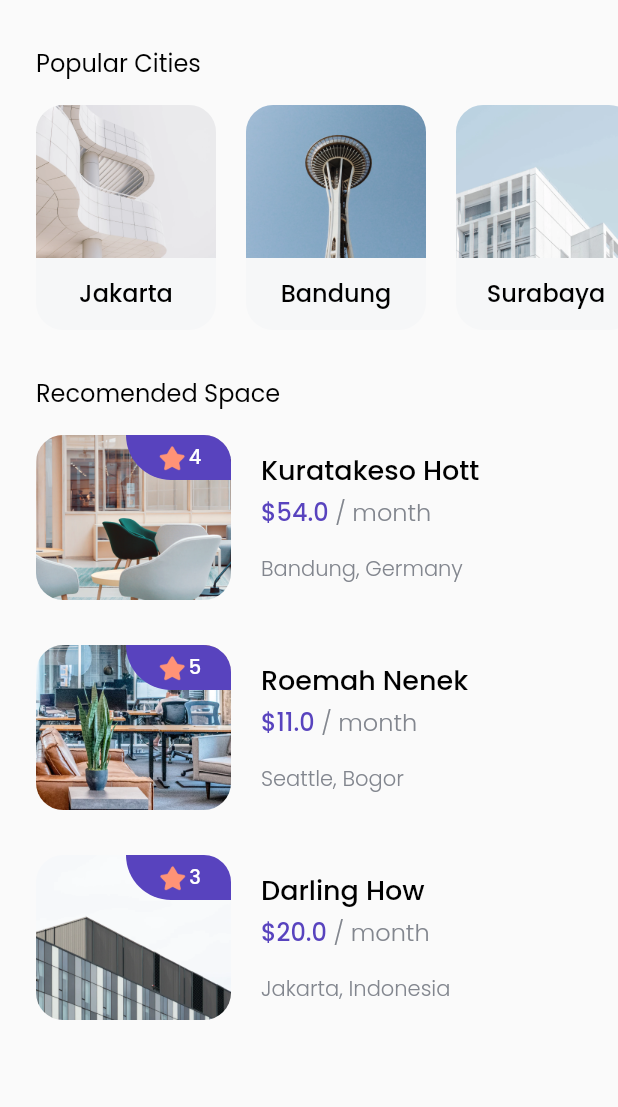
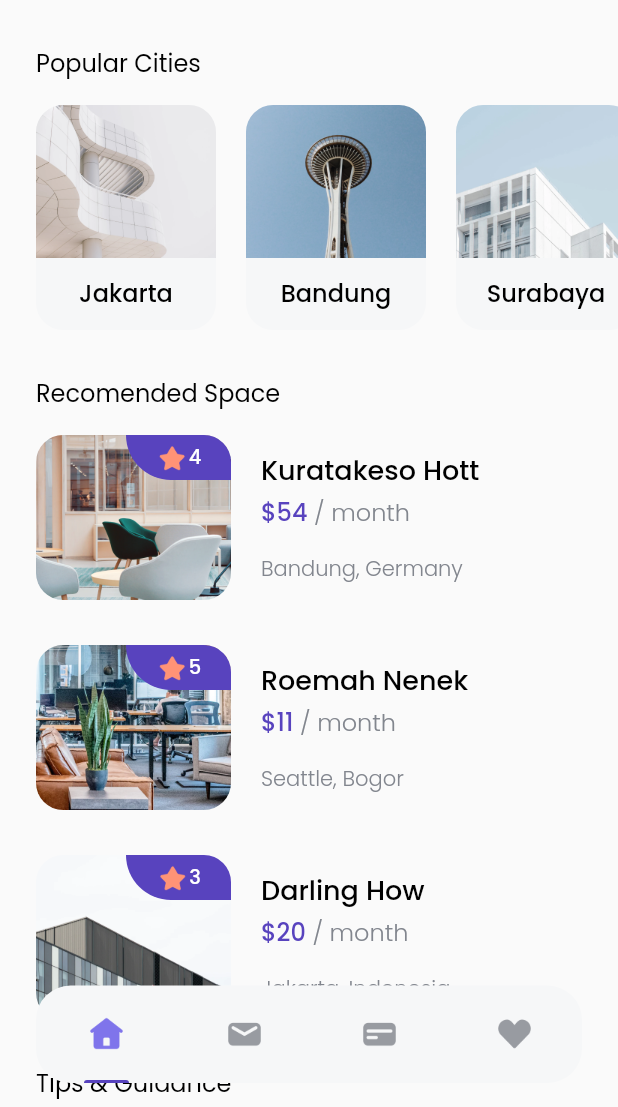
Before and after one commit to LordRedsky/cozy_app, a Flutter app: the screen it shows after launch, after a tap on "Explore Now", on a phone screen of 412 x 824 dp, the part 129-1236 px from its top. Run offline on Flutter 3.47's test engine with Material 2 defaults, Android fonts, the phone set to English and light mode, and no system bars; our stand-ins replace google_fonts.

```diff
--- a/lib/models/space.dart
+++ b/lib/models/space.dart
@@ -3,7 +3,7 @@ class Space {
   int id;
   String name;
   String imageUrl;
-  double price;
+  int price;
   String city;
   String country;
   int rating;
--- /dev/null
+++ b/lib/models/tips.dart
@@ -0,0 +1,15 @@
+// ignore_for_file: public_member_api_docs, sort_constructors_first
+class Tips {
+  int id;
+  String title;
+  String imageUrl;
+  String updatedAt;
+  Tips({
+    required this.id,
+    required this.title,
+    required this.imageUrl,
+    required this.updatedAt,
+  });
+
+
+}
--- /dev/null
+++ b/lib/pages/detail_page.dart
@@ -0,0 +1,15 @@
+import 'package:flutter/material.dart';
+
+class DetailPage extends StatelessWidget {
+  const DetailPage({super.key});
+
+  @override
+  Widget build(BuildContext context) {
+    return Scaffold(
+      body: SafeArea(
+        bottom: false,
+        child: Text('Detail page'),
+      ),
+    );
+  }
+}
--- a/lib/pages/home_page.dart
+++ b/lib/pages/home_page.dart
@@ -1,6 +1,8 @@
 import 'package:cozy_app/models/city.dart';
 import 'package:cozy_app/models/space.dart';
+import 'package:cozy_app/models/tips.dart';
 import 'package:cozy_app/theme.dart';
+import 'package:cozy_app/widgets/bottom_navbar_item.dart';
 import 'package:cozy_app/widgets/city_card.dart';
 import 'package:cozy_app/widgets/space_card.dart';
 import 'package:cozy_app/widgets/tips_card.dart';
@@ -14,12 +16,11 @@ class HomePage extends StatelessWidget {
     return Scaffold(
       body: SafeArea(
         bottom: false,
-        child: Padding(
-          padding: EdgeInsets.symmetric(
-            vertical: edge,
-          ),
         child: ListView(
           children: [
+            SizedBox(
+              height: edge,
+            ),
             //* NOTE: TITLE/HEADER
             Padding(
               padding: EdgeInsets.only(left: edge),
@@ -45,6 +46,7 @@ class HomePage extends StatelessWidget {
             const SizedBox(
               height: 30,
             ),
+
             //* NOTE: POPULAR CITIES
             Padding(
               padding: EdgeInsets.only(left: edge),
@@ -96,6 +98,7 @@ class HomePage extends StatelessWidget {
                 ],
               ),
             ),
+
             //* NOTE : RECOMENDED SPACE
             const SizedBox(
               height: 30,
@@ -163,6 +166,7 @@ class HomePage extends StatelessWidget {
             const SizedBox(
               height: 30,
             ),
+
             //* NOTE: TIPS & GUIDANCE
             Padding(
               padding: EdgeInsets.only(left: edge),
@@ -180,20 +184,65 @@ class HomePage extends StatelessWidget {
               padding: EdgeInsets.symmetric(
                 horizontal: edge,
               ),
-                child: const Column(
+              child: Column(
                 children: [
-                    TipsCard(),
-                    SizedBox(
+                  TipsCard(Tips(
+                    id: 1,
+                    title: 'City Guidelines',
+                    imageUrl: 'assets/tips_01.png',
+                    updatedAt: '20 Apr',
+                  )),
+                  const SizedBox(
                     height: 20,
                   ),
-                    TipsCard(),
-                  ],
-                ),
-              )
+                  TipsCard(Tips(
+                    id: 1,
+                    title: 'Jakarta Fairship',
+                    imageUrl: 'assets/tips_02.png',
+                    updatedAt: '11 Des',
+                  )),
                 ],
               ),
             ),
+            SizedBox(
+              height: 70 + edge,
             ),
+          ],
+        ),
+      ),
+      floatingActionButton: Container(
+        height: 65,
+        width: MediaQuery.of(context).size.width - (2 * edge),
+        margin: EdgeInsets.symmetric(
+          horizontal: edge,
+        ),
+        decoration: BoxDecoration(
+          color: Color(0xffF6F7F8),
+          borderRadius: BorderRadius.circular(23),
+        ),
+        child: Row(
+          mainAxisAlignment: MainAxisAlignment.spaceAround,
+          children: [
+            BottomNavbarItem(
+              imageUrl: 'assets/Icon_home_biru.png',
+              isActive: true,
+            ),
+            BottomNavbarItem(
+              imageUrl: 'assets/Icon_email.png',
+              isActive: false,
+            ),
+            BottomNavbarItem(
+              imageUrl: 'assets/Icon_card.png',
+              isActive: false,
+            ),
+            BottomNavbarItem(
+              imageUrl: 'assets/Icon_love.png',
+              isActive: false,
+            ),
+          ],
+        ),
+      ),
+      floatingActionButtonLocation: FloatingActionButtonLocation.centerFloat,
     );
   }
 }
--- /dev/null
+++ b/lib/widgets/bottom_navbar_item.dart
@@ -0,0 +1,35 @@
+import 'package:cozy_app/theme.dart';
+import 'package:flutter/material.dart';
+
+class BottomNavbarItem extends StatelessWidget {
+  final String imageUrl;
+  final bool isActive;
+
+  BottomNavbarItem({required this.imageUrl, required this.isActive});
+
+  @override
+  Widget build(BuildContext context) {
+    return Column(
+      children: [
+        Spacer(),
+        Image.asset(
+          imageUrl,
+          width: 26,
+        ),
+        Spacer(),
+        isActive
+            ? Container(
+                width: 30,
+                height: 2,
+                decoration: BoxDecoration(
+                  color: purpleColor,
+                  borderRadius: BorderRadius.vertical(
+                    top: Radius.circular(1000),
+                  ),
+                ),
+              )
+            : Container()
+      ],
+    );
+  }
+}
--- a/lib/widgets/space_card.dart
+++ b/lib/widgets/space_card.dart
@@ -1,3 +1,4 @@
+import 'package:cozy_app/pages/detail_page.dart';
 import 'package:flutter/material.dart';
 
 import '../models/space.dart';
@@ -14,7 +15,16 @@ class SpaceCard extends StatelessWidget {
   Widget build(BuildContext context) {
     return Row(
       children: [
-        ClipRRect(
+        InkWell(
+          onTap: () {
+            Navigator.push(
+              context,
+              MaterialPageRoute(
+                builder: (context) => DetailPage(),
+              ),
+            );
+          },
+          child: ClipRRect(
             borderRadius: BorderRadius.circular(18),
             child: Container(
               width: 130,
@@ -56,6 +66,7 @@ class SpaceCard extends StatelessWidget {
                     ),
                   )
                 ],
+              ),
             ),
           ),
         ),
--- a/lib/widgets/tips_card.dart
+++ b/lib/widgets/tips_card.dart
@@ -1,15 +1,21 @@
 import 'package:cozy_app/theme.dart';
 import 'package:flutter/material.dart';
 
+import '../models/tips.dart';
+
 class TipsCard extends StatelessWidget {
-  const TipsCard({super.key});
+  final Tips tips;
+
+  // const TipsCard({super.key});
+
+  TipsCard(this.tips);
 
   @override
   Widget build(BuildContext context) {
     return Row(
       children: [
         Image.asset(
-          'assets/tips_01.png',
+          tips.imageUrl,
           width: 80,
         ),
         const SizedBox(
@@ -19,7 +25,7 @@ class TipsCard extends StatelessWidget {
           crossAxisAlignment: CrossAxisAlignment.start,
           children: [
             Text(
-              'City Guidelines',
+              tips.title,
               style: blackTextStyle.copyWith(
                 fontSize: 18,
               ),
@@ -27,7 +33,10 @@ class TipsCard extends StatelessWidget {
             const SizedBox(
               height: 4,
             ),
-            Text('Updated 20 Apr', style: greyTextStyle),
+            Text(
+              'Updated ${tips.updatedAt}',
+              style: greyTextStyle,
+            ),
           ],
         ),
         const Spacer(),
```
Also changed, not shown: assets/Icon_card.png (added), assets/Icon_card_biru.png (added), assets/Icon_email.png (added), assets/Icon_email_biru.png (added), assets/Icon_home.png (added), assets/Icon_home_biru.png (added), assets/Icon_love.png (added), assets/Icon_love_biru.png (added). Lines whose indentation alone changed are shown as unchanged.
